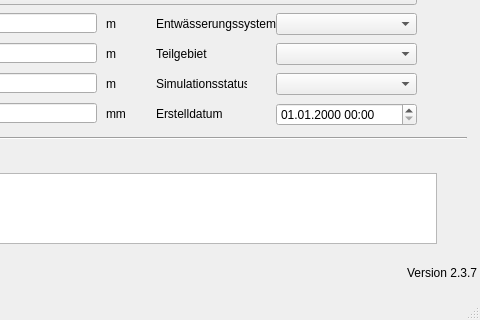
Above: qkan/database/templates/haltungen.ui from hoettges/QKan before the change; both pictures show x 164 to 644 and y 227 to 547 of the 644 by 547 pixel window. Below: the same form after it.
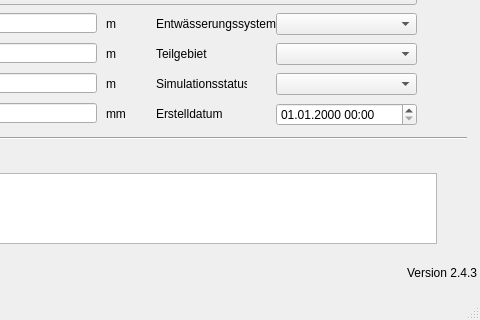
That is the form after the change. Custom widgets are drawn as their Qt base class.

Diff of the .ui file:
```diff
--- a/qkan/database/templates/haltungen.ui
+++ b/qkan/database/templates/haltungen.ui
@@ -511,7 +511,7 @@
      <string>Version QKan Import</string>
     </property>
     <property name="text">
-     <string>Version 2.3.7</string>
+     <string>Version 2.4.3</string>
     </property>
     <property name="alignment">
      <set>Qt::AlignRight|Qt::AlignTrailing|Qt::AlignVCenter</set>
```
